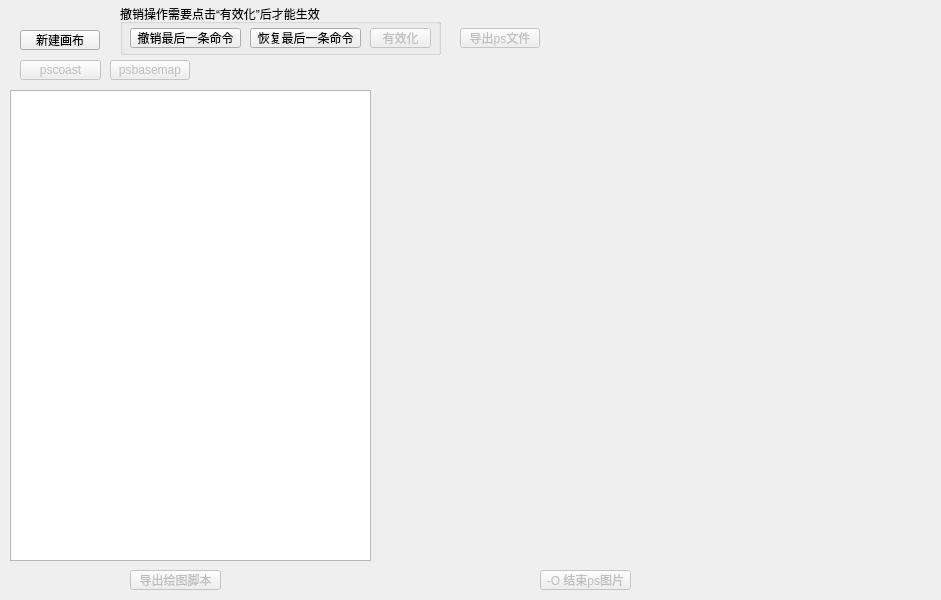
First picture: the form in mainwindow.ui, repository CovMat/GMT-mini-GUI, before the edit.
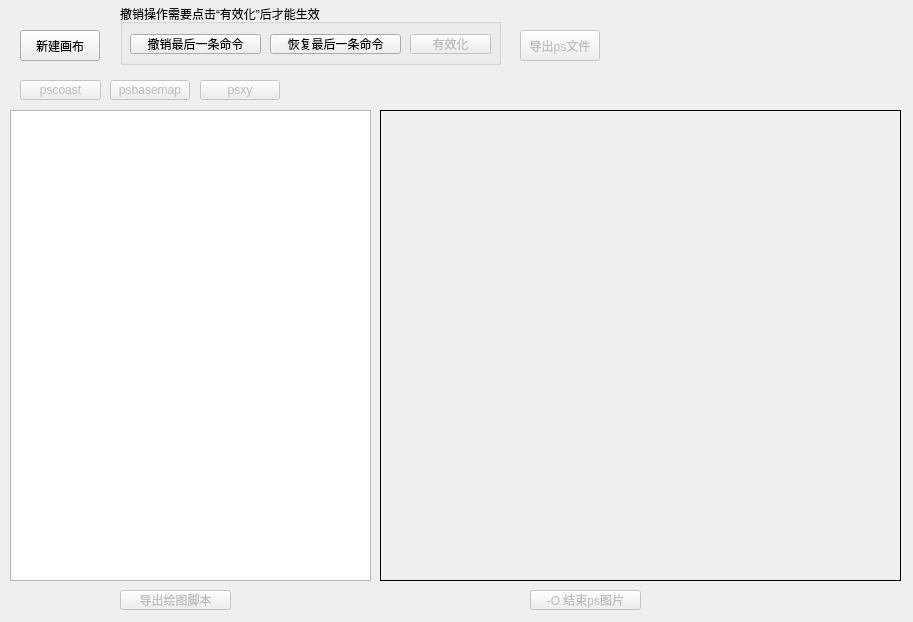
Second picture: the form after the edit.

Diff of the .ui file:
```diff
--- a/mainwindow.ui
+++ b/mainwindow.ui
@@ -6,8 +6,8 @@
    <rect>
     <x>0</x>
     <y>0</y>
-    <width>941</width>
-    <height>600</height>
+    <width>913</width>
+    <height>622</height>
    </rect>
   </property>
   <property name="windowTitle">
@@ -20,7 +20,7 @@
       <x>20</x>
       <y>30</y>
       <width>80</width>
-      <height>20</height>
+      <height>31</height>
      </rect>
     </property>
     <property name="text">
@@ -31,7 +31,7 @@
     <property name="geometry">
      <rect>
       <x>10</x>
-      <y>90</y>
+      <y>110</y>
       <width>361</width>
       <height>471</height>
      </rect>
@@ -44,7 +44,7 @@
     <property name="geometry">
      <rect>
       <x>20</x>
-      <y>60</y>
+      <y>80</y>
       <width>81</width>
       <height>20</height>
      </rect>
@@ -59,9 +59,9 @@
     </property>
     <property name="geometry">
      <rect>
-      <x>540</x>
-      <y>570</y>
-      <width>91</width>
+      <x>530</x>
+      <y>590</y>
+      <width>111</width>
       <height>20</height>
      </rect>
     </property>
@@ -74,8 +74,8 @@
      <rect>
       <x>120</x>
       <y>4</y>
-      <width>321</width>
-      <height>51</height>
+      <width>381</width>
+      <height>61</height>
      </rect>
     </property>
     <property name="title">
@@ -84,9 +84,9 @@
     <widget class="QPushButton" name="redo">
      <property name="geometry">
       <rect>
-       <x>130</x>
-       <y>24</y>
-       <width>111</width>
+       <x>150</x>
+       <y>30</y>
+       <width>131</width>
        <height>20</height>
       </rect>
      </property>
@@ -98,8 +98,8 @@
      <property name="geometry">
       <rect>
        <x>10</x>
-       <y>24</y>
-       <width>111</width>
+       <y>30</y>
+       <width>131</width>
        <height>20</height>
       </rect>
      </property>
@@ -113,9 +113,9 @@
      </property>
      <property name="geometry">
       <rect>
-       <x>250</x>
-       <y>24</y>
-       <width>61</width>
+       <x>290</x>
+       <y>30</y>
+       <width>81</width>
        <height>20</height>
       </rect>
      </property>
@@ -131,7 +131,7 @@
     <property name="geometry">
      <rect>
       <x>110</x>
-      <y>60</y>
+      <y>80</y>
       <width>80</width>
       <height>20</height>
      </rect>
@@ -144,11 +144,14 @@
     <property name="geometry">
      <rect>
       <x>380</x>
-      <y>90</y>
+      <y>110</y>
       <width>521</width>
       <height>471</height>
      </rect>
     </property>
+    <property name="styleSheet">
+     <string notr="true">border:1px solid rgb(0, 0, 0);</string>
+    </property>
     <property name="text">
      <string/>
     </property>
@@ -159,10 +162,10 @@
     </property>
     <property name="geometry">
      <rect>
-      <x>460</x>
-      <y>28</y>
+      <x>520</x>
+      <y>30</y>
       <width>80</width>
-      <height>20</height>
+      <height>31</height>
      </rect>
     </property>
     <property name="text">
@@ -175,9 +178,9 @@
     </property>
     <property name="geometry">
      <rect>
-      <x>130</x>
-      <y>570</y>
-      <width>91</width>
+      <x>120</x>
+      <y>590</y>
+      <width>111</width>
       <height>20</height>
      </rect>
     </property>
@@ -185,6 +188,22 @@
      <string>导出绘图脚本</string>
     </property>
    </widget>
+   <widget class="QPushButton" name="psxy">
+    <property name="enabled">
+     <bool>false</bool>
+    </property>
+    <property name="geometry">
+     <rect>
+      <x>200</x>
+      <y>80</y>
+      <width>80</width>
+      <height>20</height>
+     </rect>
+    </property>
+    <property name="text">
+     <string>psxy</string>
+    </property>
+   </widget>
   </widget>
  </widget>
  <resources/>
```
